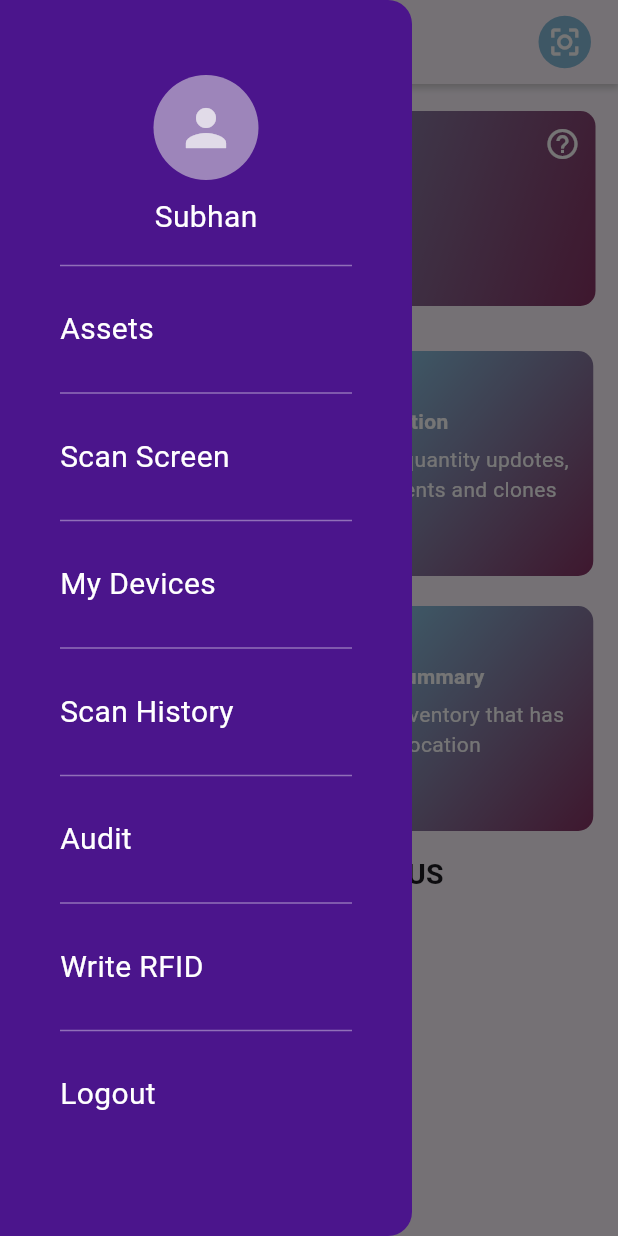
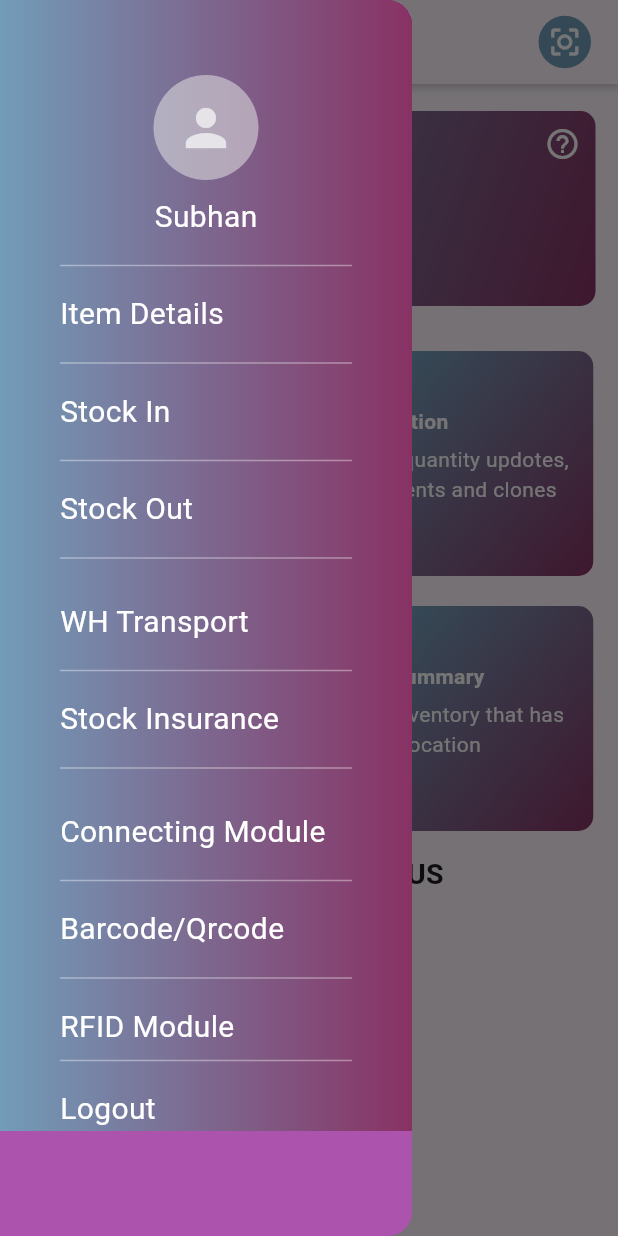
Before and after one commit to usmanumer123/ET-WMS, a Flutter app: the Dashboard screen opened by its route, with the side drawer open, on a phone screen of 412 x 824 dp. Run offline on Flutter 3.47's test engine with Material 3 defaults, Android fonts, the phone set to English and light mode, and no system bars; our stand-ins replace flutter_svg, get, get_storage, permission_handler, sqflite; accounts and stored records are empty.

Commit message:
module change

```diff
--- a/Source Code/lib/src/ui/view/dashboard.dart
+++ b/Source Code/lib/src/ui/view/dashboard.dart
@@ -473,9 +473,15 @@
 
   Drawer drawer(DashboardController _) {
     return Drawer(
-        backgroundColor: UIDataColors.commonColor,
+        backgroundColor: Color(0xFFAB53AD),
+
         width: Get.width / 1.5,
         child: SingleChildScrollView(
+          child: Container(
+            decoration: BoxDecoration(
+              gradient: LinearGradient(colors: [UIDataColors.blueColor,
+                Color.fromARGB(255, 136, 50, 100)]),
+            ),
             child: Column(
               crossAxisAlignment: CrossAxisAlignment.start,
               children: [
@@ -511,6 +517,61 @@
                 SizedBox(
                   height: 10,
                 ),
+
+                Divider(
+                  color: Color.fromARGB(98, 255, 255, 255),
+                ),
+                SizedBox(
+                  height: 10,
+                ),
+                InkWell(
+                  onTap: () {
+                    Get.offAndToNamed(Routes.scan);
+                  },
+                  child: Text(
+                    'Item Details',
+                    style: TextStyle(color: Colors.white, fontSize: 20),
+                  ),
+                ),
+                SizedBox(
+                  height: 10,
+                ),
+                Divider(
+                  color: Color.fromARGB(98, 255, 255, 255),
+                ),
+                SizedBox(
+                  height: 10,
+                ),
+                InkWell(
+                  onTap: () {
+                    Get.offAndToNamed(Routes.bluetooth);
+                  },
+                  child: Text(
+                    'Stock In',
+                    style: TextStyle(color: Colors.white, fontSize: 20),
+                  ),
+                ),
+                SizedBox(
+                  height: 10,
+                ),
+                Divider(
+                  color: Color.fromARGB(98, 255, 255, 255),
+                ),
+                SizedBox(
+                  height: 10,
+                ),
+                InkWell(
+                  onTap: () {
+                    Get.offAndToNamed(Routes.scanHistory);
+                  },
+                  child: Text(
+                    'Stock Out',
+                    style: TextStyle(color: Colors.white, fontSize: 20),
+                  ),
+                ),
+                SizedBox(
+                  height: 10,
+                ),
                 Divider(
                   color: Color.fromARGB(98, 255, 255, 255),
                 ),
@@ -521,7 +582,7 @@
                     _.assetsCheck.toggle();
                   },
                   child: Text(
-                  'Assets',
+                    'WH Transport',
                     style: TextStyle(color: Colors.white, fontSize: 20),
                   ).marginOnly(top: 20),
                 ),
@@ -530,7 +591,7 @@
                       ? Column(
                     children: [
                       SizedBox(
-                            height: 20,
+                        height: 10,
                       ),
                       InkWell(
                         onTap: () {
@@ -538,12 +599,12 @@
                         },
                         child: Row(
                           children: [
-                                Icon(
-                                  Icons.add,
-                                  color: const Color.fromARGB(170, 255, 255, 255),
-                                ),
+                            // Icon(
+                            //   Icons.add,
+                            //   color: const Color.fromARGB(170, 255, 255, 255),
+                            // ),
                             Text(
-                                  'Add Assets',
+                              'Intro WH Transport',
                               style: TextStyle(
                                   color: Colors.white, fontSize: 16),
                             ).marginOnly(left: 10)
@@ -551,7 +612,7 @@
                         ),
                       ),
                       SizedBox(
-                            height: 20,
+                        height: 10,
                       ),
                       InkWell(
                         onTap: () {
@@ -559,13 +620,13 @@
                         },
                         child: Row(
                           children: [
-                                Icon(
-                                  Icons.remove_red_eye_outlined,
-                                  size: 18,
-                                  color: const Color.fromARGB(170, 255, 255, 255),
-                                ),
+                            // Icon(
+                            //   Icons.remove_red_eye_outlined,
+                            //   size: 18,
+                            //   color: const Color.fromARGB(170, 255, 255, 255),
+                            // ),
                             Text(
-                                  'View Assets',
+                              'Inter WH Transport',
                               style: TextStyle(
                                   color: Colors.white, fontSize: 16),
                             ).marginOnly(left: 10)
@@ -577,103 +638,132 @@
                       : SizedBox(),
                 ),
                 SizedBox(
-                height: 20,
+                  height: 10,
                 ),
                 Divider(
                   color: Color.fromARGB(98, 255, 255, 255),
                 ),
                 SizedBox(
-                height: 20,
-              ),
-              InkWell(
-                onTap: () {
-                  Get.offAndToNamed(Routes.scan);
-                },
-                child: Text(
-                  'Scan Screen',
-                  style: TextStyle(color: Colors.white, fontSize: 20),
-                ),
-              ),
-              SizedBox(
-                height: 20,
-              ),
-              Divider(
-                color: Color.fromARGB(98, 255, 255, 255),
-              ),
-              SizedBox(
-                height: 20,
-              ),
-              InkWell(
-                onTap: () {
-                  Get.offAndToNamed(Routes.bluetooth);
-                },
-                child: Text(
-                  'My Devices',
-                  style: TextStyle(color: Colors.white, fontSize: 20),
-                ),
-              ),
-              SizedBox(
-                height: 20,
-              ),
-              Divider(
-                color: Color.fromARGB(98, 255, 255, 255),
-              ),
-              SizedBox(
-                height: 20,
-              ),
-              InkWell(
-                onTap: () {
-                  Get.offAndToNamed(Routes.scanHistory);
-                },
-                child: Text(
-                  'Scan History',
-                  style: TextStyle(color: Colors.white, fontSize: 20),
-                ),
-              ),
-              SizedBox(
-                height: 20,
-              ),
-              Divider(
-                color: Color.fromARGB(98, 255, 255, 255),
-              ),
-              SizedBox(
-                height: 20,
+                  height: 10,
                 ),
                 InkWell(
                   onTap: () {
                     Get.offAndToNamed(Routes.import);
                   },
                   child: Text(
-                  'Audit',
+                    'Stock Insurance',
                     style: TextStyle(color: Colors.white, fontSize: 20),
                   ),
                 ),
                 SizedBox(
-                height: 20,
+                  height: 10,
+                ),
+                Divider(
+                  color: Color.fromARGB(98, 255, 255, 255),
+                ),
+                InkWell(
+                  splashColor: Colors.transparent,
+                  highlightColor: Colors.transparent,
+                  onTap: () {
+                    _.assetsCheck.toggle();
+                  },
+                  child: Text(
+                    'Connecting Module',
+                    style: TextStyle(color: Colors.white, fontSize: 20),
+                  ).marginOnly(top: 20),
+                ),
+                Obx(
+                      () => _.assetsCheck.value
+                      ? Column(
+                    children: [
+                      SizedBox(
+                        height: 10,
+                      ),
+                      InkWell(
+                        onTap: () {
+                          Get.offAndToNamed(Routes.addAsset);
+                        },
+                        child: Row(
+                          children: [
+                            Icon(
+                              Icons.online_prediction,
+                              color: const Color.fromARGB(170, 255, 255, 255),
+                            ),
+                            Text(
+                              'Online',
+                              style: TextStyle(
+                                  color: Colors.white, fontSize: 16),
+                            ).marginOnly(left: 10)
+                          ],
+                        ),
+                      ),
+                      SizedBox(
+                        height: 10,
+                      ),
+                      InkWell(
+                        onTap: () {
+                          Get.offAndToNamed(Routes.viewAssets);
+                        },
+                        child: Row(
+                          children: [
+                            Icon(
+                              Icons.airplanemode_off,
+                              size: 18,
+                              color: const Color.fromARGB(170, 255, 255, 255),
+                            ),
+                            Text(
+                              'Offline',
+                              style: TextStyle(
+                                  color: Colors.white, fontSize: 16),
+                            ).marginOnly(left: 10)
+                          ],
+                        ).marginOnly(left: 3),
+                      ),
+                    ],
+                  )
+                      : SizedBox(),
+                ),
+                SizedBox(
+                  height: 10,
                 ),
                 Divider(
                   color: Color.fromARGB(98, 255, 255, 255),
                 ),
                 SizedBox(
-                height: 20,
+                  height: 10,
                 ),
                 InkWell(
                   onTap: () {
                     Get.toNamed(Routes.readWriteRfid);
                   },
                   child: Text(
-                  'Write RFID',
+                    'Barcode/Qrcode',
                     style: TextStyle(color: Colors.white, fontSize: 20),
                   ),
                 ),
                 SizedBox(
-                height: 20,
+                  height: 10,
                 ),
                 Divider(
                   color: Color.fromARGB(98, 255, 255, 255),
                 ),
                 SizedBox(
-                height: 20,
+                  height: 10,
+                ),
+                InkWell(
+                  onTap: () {
+                    Get.toNamed(Routes.readWriteRfid);
+                  },
+                  child: Text(
+                    'RFID Module',
+                    style: TextStyle(color: Colors.white, fontSize: 20),
+                  ),
+                ),
+                Divider(
+                  color: Color.fromARGB(98, 255, 255, 255),
+                ),
+                SizedBox(
+                  height: 10,
                 ),
                 InkWell(
                   onTap: () {
@@ -706,6 +796,7 @@
 
               ],
             ).marginSymmetric(horizontal: 40),
+          ),
         ));
   }
 }
--- a/Source Code/lib/src/ui/widgets/commonBtn.dart
+++ b/Source Code/lib/src/ui/widgets/commonBtn.dart
@@ -16,7 +16,8 @@
           alignment: Alignment.center,
           decoration: BoxDecoration(
             borderRadius: BorderRadius.circular(6),
-            color: UIDataColors.commonColor,
+            gradient: LinearGradient(colors: [UIDataColors.blueColor,
+              Color.fromARGB(255, 136, 50, 100)]),
           ),
           child: Text(
             title,
--- a/Source Code/lib/src/ui/widgets/container_widget.dart
+++ b/Source Code/lib/src/ui/widgets/container_widget.dart
@@ -18,7 +18,10 @@
     return  Container(
       width: MediaQuery.of(context).size.width,
       height: MediaQuery.of(context).size.height*0.4,
-      color: UIDataColors.commonColor,
+      decoration: BoxDecoration(
+        gradient:LinearGradient(colors: [UIDataColors.blueColor,
+          Color.fromARGB(255, 136, 50, 100)])
+      ),
       child: Column(
         mainAxisAlignment: MainAxisAlignment.center,
         children: [
--- a/Source Code/lib/src/utils/uidata/color.dart
+++ b/Source Code/lib/src/utils/uidata/color.dart
@@ -3,6 +3,6 @@
 class UIDataColors {
   // <------------------ Just Define Common Color ------------------------------>
   static const commonColor = Color.fromARGB(255, 75, 21, 140);
-  static const blueColor= Color.fromARGB(255, 136, 189, 220);
+  static const blueColor= Color.fromARGB(252, 113, 157, 185);
   static const greyColor = Color.fromARGB(255, 68, 67, 67);
 }
```
Lines whose indentation alone changed are shown as unchanged.
